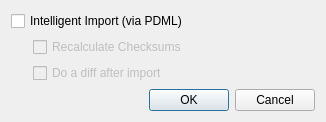
Before: the Qt Designer form common/pcapfileimport.ui in pstavirs/ostinato, drawn with Qt 5.
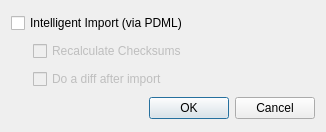
After: the same form once the commit is applied.

Commit message:
Alloc/free Pcap import options dialog every time
The earlier code was trying to reuse the dialog but this was throwing
an unexpected error every time -

    External WM_DESTROY received for QWidgetWindow

This commit fixes this error message

The edit to the form file:
```diff
--- a/common/pcapfileimport.ui
+++ b/common/pcapfileimport.ui
@@ -7,7 +7,7 @@
     <x>0</x>
     <y>0</y>
     <width>326</width>
-    <height>112</height>
+    <height>132</height>
    </rect>
   </property>
   <property name="windowTitle">
```
The commit also changes 3 other files.
